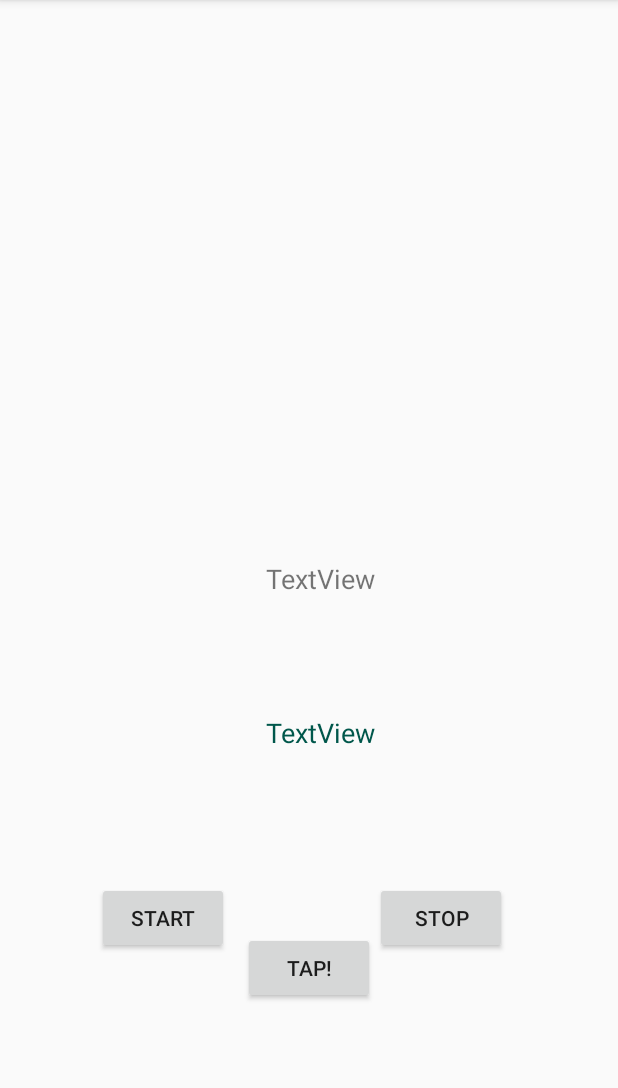
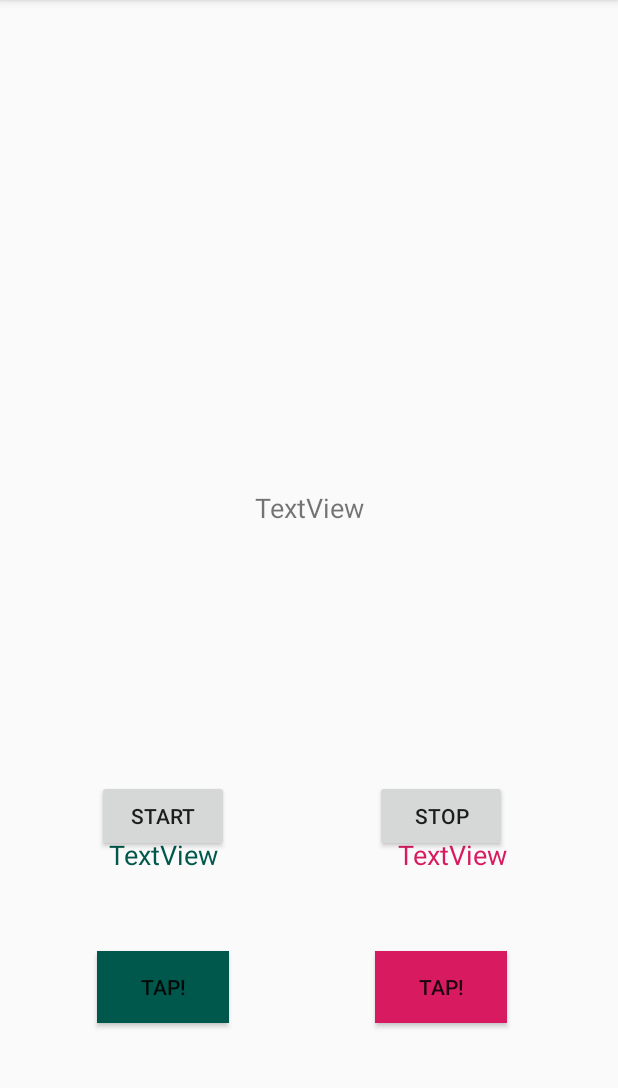
Before and after one commit to konatsup/RhythmSync, an Android app: the screen it shows after launch (MainActivity), on a phone screen of 412 x 824 dp, the part 84-1172 px from its top. Run offline under Robolectric (Android 15) with nearby library versions, the phone set to English and light mode, and no system bars.

Commit message:
Add player2 button

```diff
--- a/app/src/main/java/com/example/konatsu_p/rhythmsync/MainActivity.java
+++ b/app/src/main/java/com/example/konatsu_p/rhythmsync/MainActivity.java
@@ -17,12 +17,12 @@ import java.util.TimerTask;
 public class MainActivity extends AppCompatActivity {
 
     private long mCount, mDelay, mPeriod, mCurrentTime;
-    private ArrayList<Long> mTapTimeList;
+    private ArrayList<Long> mTapTimeList1, mTapTimeList2;
     private Timer mTimer;
     private Handler mHandler;
 
-    private TextView timerTextView, tapTextView;
-    private Button startButton, stopButton, tapButton;
+    private TextView timerTextView, tapTextView1, tapTextView2;
+    private Button startButton, stopButton, tapButton1, tapButton2;
 
     private SimpleDateFormat dataFormat =
             new SimpleDateFormat("mm:ss.SS", Locale.US);
@@ -33,11 +33,15 @@ public class MainActivity extends AppCompatActivity {
         setContentView(R.layout.activity_main);
 
         timerTextView = (TextView) findViewById(R.id.timer_text_view);
-        tapTextView = (TextView) findViewById(R.id.tap_text_view);
+        tapTextView1 = (TextView) findViewById(R.id.tap_text_view1);
+        tapTextView2 = (TextView) findViewById(R.id.tap_text_view2);
+
 
         startButton = (Button) findViewById(R.id.start_button);
         stopButton = (Button) findViewById(R.id.stop_button);
-        tapButton = (Button) findViewById(R.id.tap_button);
+        tapButton1 = (Button) findViewById(R.id.tap_button1);
+        tapButton2 = (Button) findViewById(R.id.tap_button2);
+
 
         mHandler = new Handler();
 
@@ -45,13 +49,15 @@ public class MainActivity extends AppCompatActivity {
         mDelay = 0;
         mPeriod = 10;
         mCurrentTime = 0;
-        mTapTimeList = new ArrayList<>();
+        mTapTimeList1 = new ArrayList<>();
+        mTapTimeList2 = new ArrayList<>();
 
         startButton.setOnClickListener(new View.OnClickListener() {
             @Override
             public void onClick(View v) {
                 mCount = 0;
-                mTapTimeList = new ArrayList<>();
+                mTapTimeList1 = new ArrayList<>();
+                mTapTimeList2 = new ArrayList<>();
                 mTimer = new Timer(false);
                 mTimer.scheduleAtFixedRate(new TimerTask() {
                     @Override
@@ -78,18 +84,28 @@ public class MainActivity extends AppCompatActivity {
                     mTimer.cancel();
                     mTimer = null;
                     timerTextView.setText(dataFormat.format(0));
-                    tapTextView.setText(dataFormat.format(0));
+                    tapTextView1.setText(dataFormat.format(0));
+                    tapTextView2.setText(dataFormat.format(0));
                 }
 
             }
         });
 
-        tapButton.setOnClickListener(new View.OnClickListener() {
+        tapButton1.setOnClickListener(new View.OnClickListener() {
             @Override
             public void onClick(View v) {
-                mTapTimeList.add(mCurrentTime);
-                tapTextView.setText(dataFormat.format(mCurrentTime));
-                Log.d("TIME：", mTapTimeList.get(mTapTimeList.size() - 1) + "");
+                mTapTimeList1.add(mCurrentTime);
+                tapTextView1.setText(dataFormat.format(mCurrentTime));
+                Log.d("TIME1：", mTapTimeList1.get(mTapTimeList1.size() - 1) + "");
+            }
+        });
+
+        tapButton2.setOnClickListener(new View.OnClickListener() {
+            @Override
+            public void onClick(View v) {
+                mTapTimeList2.add(mCurrentTime);
+                tapTextView2.setText(dataFormat.format(mCurrentTime));
+                Log.d("TIME2：", mTapTimeList2.get(mTapTimeList2.size() - 1) + "");
             }
         });
     }
--- a/app/src/main/res/layout/activity_main.xml
+++ b/app/src/main/res/layout/activity_main.xml
@@ -14,7 +14,7 @@
         android:layout_marginLeft="8dp"
         android:layout_marginEnd="8dp"
         android:layout_marginRight="8dp"
-        android:layout_marginBottom="132dp"
+        android:layout_marginBottom="200dp"
         android:text="Start"
         app:layout_constraintBottom_toBottomOf="parent"
         app:layout_constraintEnd_toEndOf="parent"
@@ -29,7 +29,7 @@
         android:layout_marginLeft="8dp"
         android:layout_marginEnd="8dp"
         android:layout_marginRight="8dp"
-        android:layout_marginBottom="132dp"
+        android:layout_marginBottom="200dp"
         android:text="Stop"
         app:layout_constraintBottom_toBottomOf="parent"
         app:layout_constraintEnd_toEndOf="parent"
@@ -37,7 +37,7 @@
         app:layout_constraintStart_toStartOf="parent" />
 
     <Button
-        android:id="@+id/tap_button"
+        android:id="@+id/tap_button1"
         android:layout_width="wrap_content"
         android:layout_height="wrap_content"
         android:layout_marginStart="8dp"
@@ -46,12 +46,33 @@
         android:layout_marginEnd="8dp"
         android:layout_marginRight="8dp"
         android:layout_marginBottom="16dp"
+        android:background="@color/colorPrimaryDark"
         android:text="TAP!"
         app:layout_constraintBottom_toBottomOf="parent"
         app:layout_constraintEnd_toEndOf="parent"
+        app:layout_constraintHorizontal_bias="0.185"
         app:layout_constraintStart_toStartOf="parent"
         app:layout_constraintTop_toTopOf="parent"
-        app:layout_constraintVertical_bias="0.881" />
+        app:layout_constraintVertical_bias="0.899" />
+
+    <Button
+        android:id="@+id/tap_button2"
+        android:layout_width="wrap_content"
+        android:layout_height="wrap_content"
+        android:layout_marginStart="8dp"
+        android:layout_marginLeft="8dp"
+        android:layout_marginTop="8dp"
+        android:layout_marginEnd="8dp"
+        android:layout_marginRight="8dp"
+        android:layout_marginBottom="16dp"
+        android:background="@color/colorAccent"
+        android:text="TAP!"
+        app:layout_constraintBottom_toBottomOf="parent"
+        app:layout_constraintEnd_toEndOf="parent"
+        app:layout_constraintHorizontal_bias="0.785"
+        app:layout_constraintStart_toStartOf="parent"
+        app:layout_constraintTop_toTopOf="parent"
+        app:layout_constraintVertical_bias="0.899" />
 
     <TextView
         android:id="@+id/timer_text_view"
@@ -64,15 +85,14 @@
         android:layout_marginRight="8dp"
         android:text="TextView"
         android:textSize="18sp"
-        app:layout_constraintBottom_toTopOf="@+id/tap_button"
+        app:layout_constraintBottom_toTopOf="@+id/tap_button1"
         app:layout_constraintEnd_toEndOf="parent"
-        app:layout_constraintHorizontal_bias="0.523"
         app:layout_constraintStart_toStartOf="parent"
         app:layout_constraintTop_toTopOf="parent"
-        app:layout_constraintVertical_bias="0.621" />
+        app:layout_constraintVertical_bias="0.529" />
 
     <TextView
-        android:id="@+id/tap_text_view"
+        android:id="@+id/tap_text_view1"
         android:layout_width="wrap_content"
         android:layout_height="wrap_content"
         android:layout_marginStart="8dp"
@@ -83,11 +103,30 @@
         android:text="TextView"
         android:textColor="@color/colorPrimaryDark"
         android:textSize="18sp"
-        app:layout_constraintBottom_toTopOf="@+id/tap_button"
+        app:layout_constraintBottom_toTopOf="@+id/tap_button1"
         app:layout_constraintEnd_toEndOf="parent"
-        app:layout_constraintHorizontal_bias="0.523"
+        app:layout_constraintHorizontal_bias="0.2"
         app:layout_constraintStart_toStartOf="parent"
         app:layout_constraintTop_toTopOf="parent"
-        app:layout_constraintVertical_bias="0.795" />
+        app:layout_constraintVertical_bias="0.913" />
+
+    <TextView
+        android:id="@+id/tap_text_view2"
+        android:layout_width="wrap_content"
+        android:layout_height="wrap_content"
+        android:layout_marginStart="8dp"
+        android:layout_marginLeft="8dp"
+        android:layout_marginTop="8dp"
+        android:layout_marginEnd="8dp"
+        android:layout_marginRight="8dp"
+        android:text="TextView"
+        android:textColor="@color/colorAccent"
+        android:textSize="18sp"
+        app:layout_constraintBottom_toTopOf="@+id/tap_button1"
+        app:layout_constraintEnd_toEndOf="parent"
+        app:layout_constraintHorizontal_bias="0.795"
+        app:layout_constraintStart_toStartOf="parent"
+        app:layout_constraintTop_toTopOf="parent"
+        app:layout_constraintVertical_bias="0.913" />
 
 </android.support.constraint.ConstraintLayout>
--- a/app/src/main/res/values/colors.xml
+++ b/app/src/main/res/values/colors.xml
@@ -2,5 +2,5 @@
 <resources>
     <color name="colorPrimary">#008577</color>
     <color name="colorPrimaryDark">#00574b</color>
-    <color name="colorAccent">#D81B60</color>
+    <color name="colorAccent">#d81b60</color>
 </resources>
```
